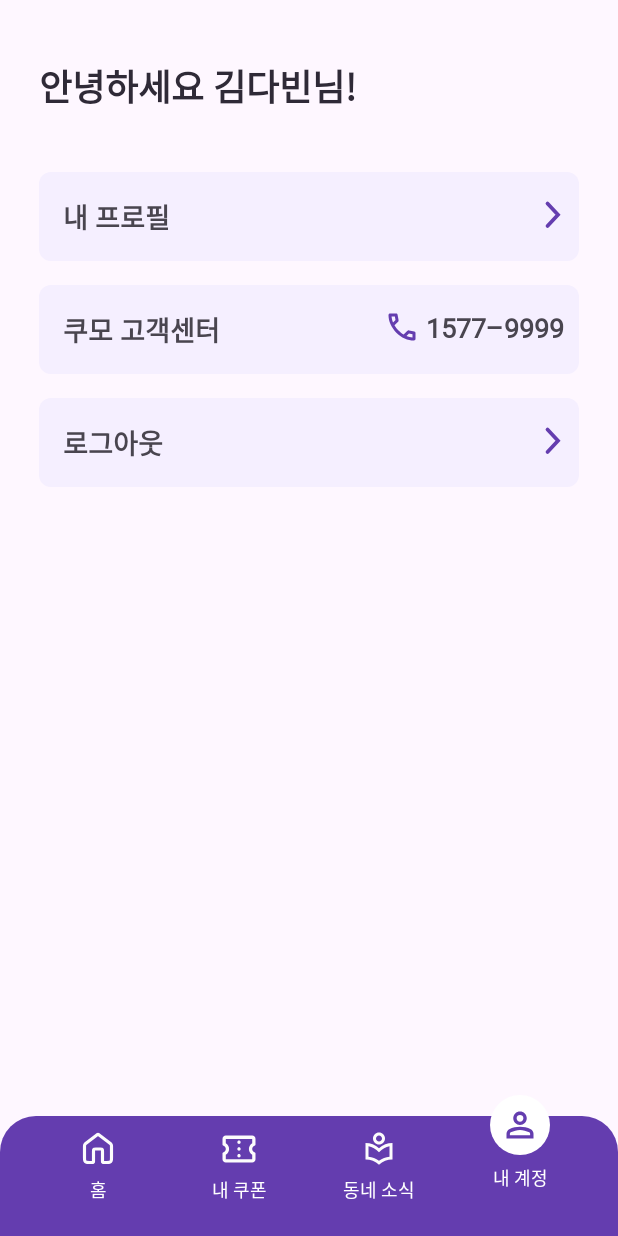
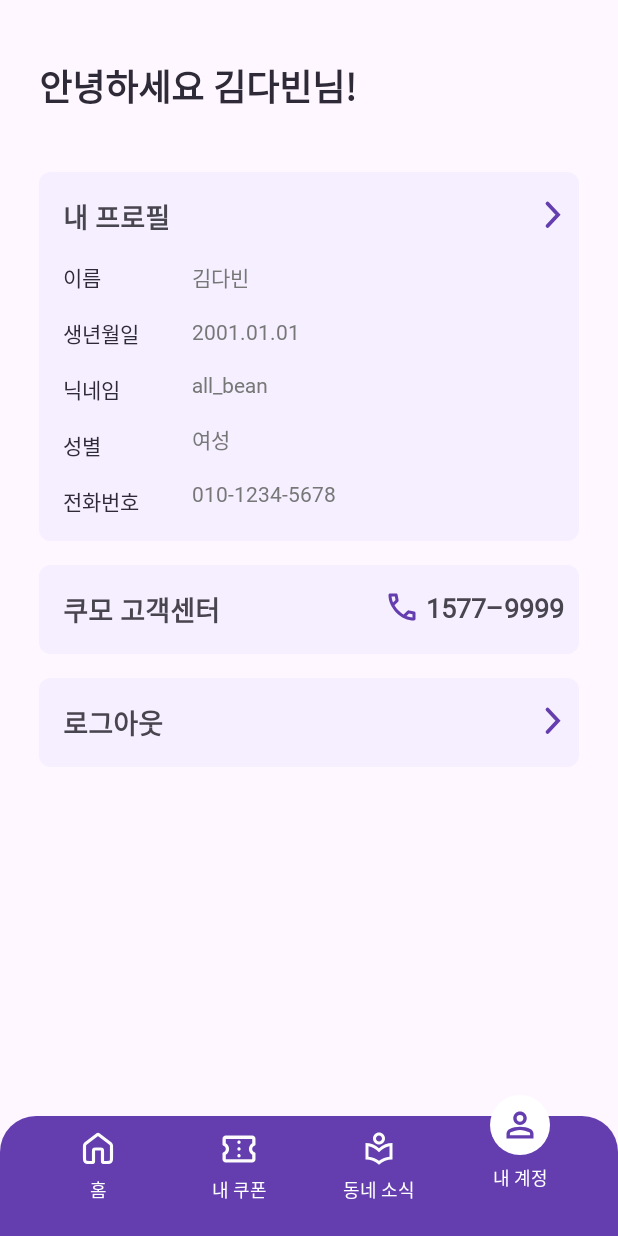
Before and after one commit to UMC-5th-Coumo/Coumo_AOS, an Android app: the screen it shows after launch (MainActivity), after a tap on "내 계정", on a phone screen of 412 x 824 dp. Run offline under Robolectric (Android 15) with nearby library versions, the phone set to English and light mode, and no system bars; our stand-ins replace Dagger/Hilt's generated code, data binding; 1 statement that could not run was skipped; 3 other taps on this screen came first.

Commit message:
[add] 프로필 화면 UI 구현 완료

```diff
--- /dev/null
+++ b/app/src/main/java/com/umc/coumo/domain/viewmodel/AccountViewModel.kt
@@ -0,0 +1,15 @@
+package com.umc.coumo.domain.viewmodel
+
+import androidx.lifecycle.LiveData
+import androidx.lifecycle.MutableLiveData
+import androidx.lifecycle.ViewModel
+import javax.inject.Inject
+
+class AccountViewModel @Inject constructor(): ViewModel(){
+    private val _isExpanded = MutableLiveData(false)
+    val isExpanded: LiveData<Boolean> get() = _isExpanded
+
+    fun changeIsExpanded() {
+        _isExpanded.value = !_isExpanded.value!!
+    }
+}
--- a/app/src/main/java/com/umc/coumo/presentation/fragment/AccountFragment.kt
+++ b/app/src/main/java/com/umc/coumo/presentation/fragment/AccountFragment.kt
@@ -4,14 +4,21 @@ import android.content.Intent
 import android.net.Uri
 import android.os.Bundle
 import android.view.View
+import androidx.fragment.app.activityViewModels
 import com.umc.coumo.R
 import com.umc.coumo.databinding.FragmentAccountBinding
+import com.umc.coumo.domain.viewmodel.AccountViewModel
 import com.umc.coumo.utils.binding.BindingFragment
 
 class AccountFragment: BindingFragment<FragmentAccountBinding>(R.layout.fragment_account) {
 
+    private val viewModel : AccountViewModel by activityViewModels()
+
     override fun onViewCreated(view: View, savedInstanceState: Bundle?) {
         super.onViewCreated(view, savedInstanceState)
+
+        binding.viewModel = viewModel
+        binding.lifecycleOwner = viewLifecycleOwner
 
         binding.sectionServiceCenter.setOnClickListener {
             val dialIntent = Intent(Intent.ACTION_DIAL).apply {
--- a/app/src/main/res/layout/fragment_account.xml
+++ b/app/src/main/res/layout/fragment_account.xml
@@ -3,7 +3,10 @@
     xmlns:app="http://schemas.android.com/apk/res-auto">
 
     <data>
-
+        <import type="android.view.View" />
+        <variable
+            name="viewModel"
+            type="com.umc.coumo.domain.viewmodel.AccountViewModel" />
     </data>
 
     <androidx.constraintlayout.widget.ConstraintLayout
@@ -32,6 +35,7 @@
             android:paddingVertical="16dp"
             android:background="@drawable/shape_rec_round_8"
             android:backgroundTint="@color/sub"
+            android:onClick="@{() -> viewModel.changeIsExpanded()}"
             app:layout_constraintStart_toStartOf="parent"
             app:layout_constraintTop_toBottomOf="@id/tv_account">
 
@@ -49,10 +53,94 @@
             <androidx.constraintlayout.utils.widget.ImageFilterView
                 android:layout_width="@dimen/btn_size"
                 android:layout_height="@dimen/btn_size"
-                android:src="@drawable/icon_right_arrow"
+                android:src="@{viewModel.isExpanded ? @drawable/icon_left_arrow: @drawable/icon_right_arrow}"
                 android:layout_marginEnd="6dp"
                 app:layout_constraintEnd_toEndOf="parent"
                 app:layout_constraintTop_toTopOf="parent"/>
+
+            <androidx.appcompat.widget.LinearLayoutCompat
+                android:layout_width="match_parent"
+                android:layout_height="wrap_content"
+                android:paddingHorizontal="16dp"
+                android:orientation="horizontal"
+                android:visibility="@{viewModel.isExpanded() ? View.VISIBLE : View.GONE}"
+                app:layout_constraintTop_toBottomOf="@id/tv_my_profile">
+
+                <androidx.appcompat.widget.LinearLayoutCompat
+                    android:layout_width="wrap_content"
+                    android:layout_height="wrap_content"
+                    android:layout_marginEnd="35dp"
+                    android:orientation="vertical" >
+
+                    <TextView
+                        android:layout_width="wrap_content"
+                        android:layout_height="wrap_content"
+                        style="@style/ProfileTitle"
+                        android:text="@string/name"/>
+
+                    <TextView
+                        android:layout_width="wrap_content"
+                        android:layout_height="wrap_content"
+                        style="@style/ProfileTitle"
+                        android:text="@string/birth"/>
+
+                    <TextView
+                        android:layout_width="wrap_content"
+                        android:layout_height="wrap_content"
+                        style="@style/ProfileTitle"
+                        android:text="@string/nick"/>
+
+                    <TextView
+                        android:layout_width="wrap_content"
+                        android:layout_height="wrap_content"
+                        style="@style/ProfileTitle"
+                        android:text="@string/gender"/>
+
+                    <TextView
+                        android:layout_width="wrap_content"
+                        android:layout_height="wrap_content"
+                        style="@style/ProfileTitle"
+                        android:text="@string/phone"/>
+                </androidx.appcompat.widget.LinearLayoutCompat>
+
+                <androidx.appcompat.widget.LinearLayoutCompat
+                    android:layout_width="wrap_content"
+                    android:layout_height="wrap_content"
+                    android:layout_marginEnd="35dp"
+                    android:orientation="vertical" >
+
+                    <TextView
+                        android:layout_width="wrap_content"
+                        android:layout_height="wrap_content"
+                        style="@style/ProfileContent"
+                        android:text="김다빈"/>
+
+                    <TextView
+                        android:layout_width="wrap_content"
+                        android:layout_height="wrap_content"
+                        style="@style/ProfileContent"
+                        android:text="2001.01.01"/>
+
+                    <TextView
+                        android:layout_width="wrap_content"
+                        android:layout_height="wrap_content"
+                        style="@style/ProfileContent"
+                        android:text="all_bean"/>
+
+                    <TextView
+                        android:layout_width="wrap_content"
+                        android:layout_height="wrap_content"
+                        style="@style/ProfileContent"
+                        android:text="여성"/>
+
+                    <TextView
+                        android:layout_width="wrap_content"
+                        android:layout_height="wrap_content"
+                        style="@style/ProfileContent"
+                        android:text="010-1234-5678"/>
+                </androidx.appcompat.widget.LinearLayoutCompat>
+
+            </androidx.appcompat.widget.LinearLayoutCompat>
 
         </androidx.constraintlayout.widget.ConstraintLayout>
 
--- a/app/src/main/res/values/dimens.xml
+++ b/app/src/main/res/values/dimens.xml
@@ -6,5 +6,7 @@
     <dimen name="bottom_navi_selected_margin">30dp</dimen>
     <dimen name="bottom_navi_unselected_margin">22dp</dimen>
 
+    <dimen name="profile_margin">16dp</dimen>
+
     <dimen name="btn_size">24dp</dimen>
 </resources>
--- a/app/src/main/res/values/strings.xml
+++ b/app/src/main/res/values/strings.xml
@@ -10,4 +10,10 @@
     <string name="service_center">쿠모 고객센터</string>
     <string name="logout">로그아웃</string>
     <string name="call_number">1577–9999</string>
+
+    <string name="name">이름</string>
+    <string name="birth">생년월일</string>
+    <string name="nick">닉네임</string>
+    <string name="gender">성별</string>
+    <string name="phone">전화번호</string>
 </resources>
--- a/app/src/main/res/values/styles.xml
+++ b/app/src/main/res/values/styles.xml
@@ -7,4 +7,20 @@
         <item name="android:layout_marginTop">6dp</item>
         <item name="android:fontFamily">@font/pretendard_medium</item>
     </style>
+
+    <style name="ProfileText">
+        <item name="android:textSize">14sp</item>
+        <item name="android:layout_gravity">start</item>
+        <item name="android:layout_marginTop">16dp</item>
+    </style>
+
+    <style name="ProfileTitle" parent="ProfileText">
+        <item name="android:textColor">@color/font_text</item>
+        <item name="android:fontFamily">@font/pretendard_bold</item>
+    </style>
+
+    <style name="ProfileContent" parent="ProfileText">
+        <item name="android:textColor">@color/font_content</item>
+        <item name="android:fontFamily">@font/pretendard_medium</item>
+    </style>
 </resources>
```
